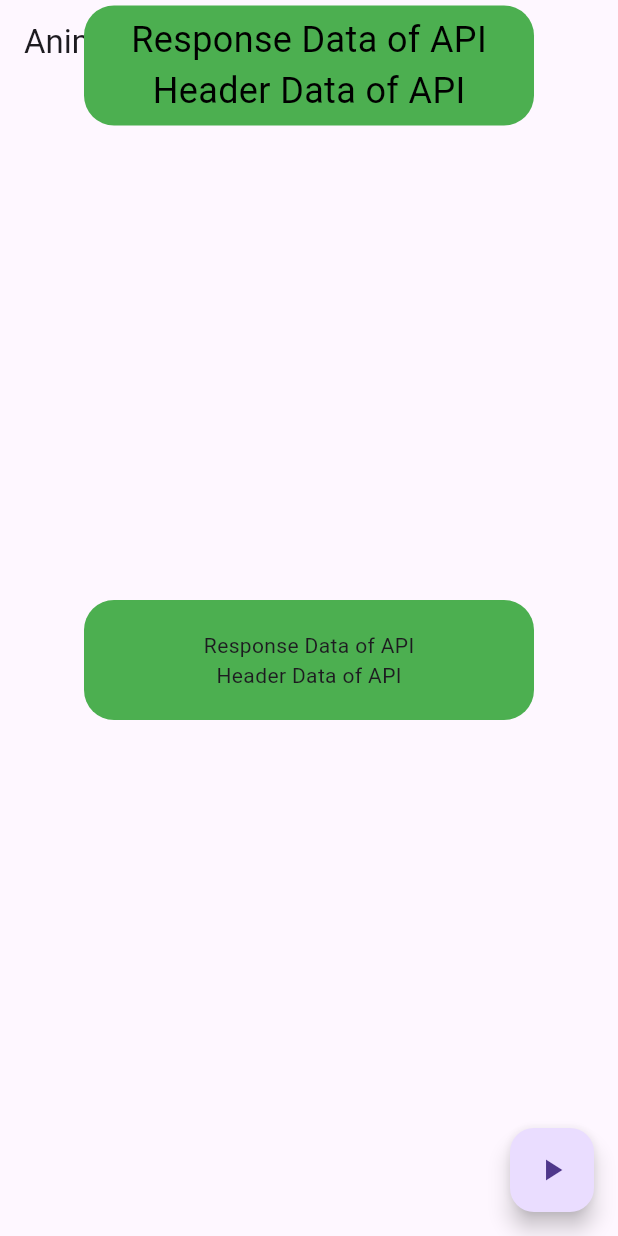
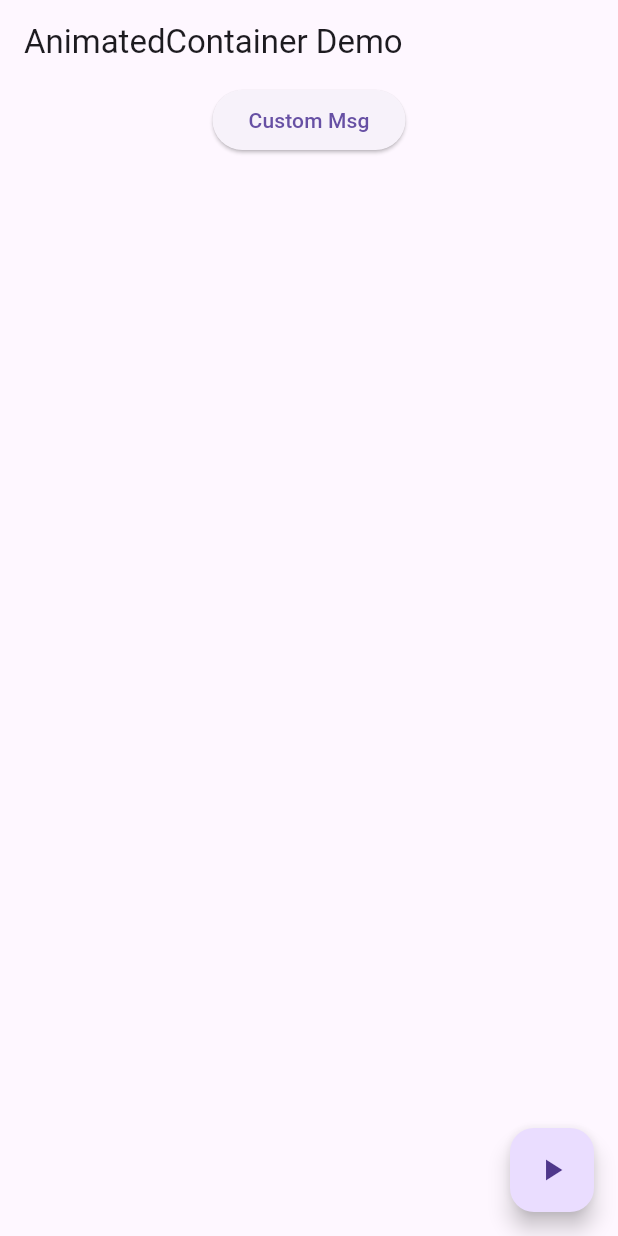
Before and after one commit to nikunjtst/animation_demo, a Flutter app: the screen it shows after launch, after a tap on the "play arrow" icon, on a phone screen of 412 x 824 dp. Run offline on Flutter 3.47's test engine with Material 3 defaults, Android fonts, the phone set to English and light mode, and no system bars; our stand-ins replace bot_toast, flutter_styled_toast.

```diff
--- a/lib/main.dart
+++ b/lib/main.dart
@@ -1,7 +1,8 @@
-import 'dart:math';
-import 'package:animation_demo/toast_list_tile.dart';
+import 'package:animation_demo/animated_container.dart';
+import 'package:animation_demo/tween_example.dart';
 import 'package:bot_toast/bot_toast.dart';
 import 'package:flutter/material.dart';
+import 'package:flutter_styled_toast/flutter_styled_toast.dart';
 
 void main() => runApp(const AnimatedContainerApp());
 
@@ -16,53 +17,58 @@ class _AnimatedContainerAppState extends State<AnimatedContainerApp> {
   @override
   Widget build(BuildContext context) {
     return MaterialApp(
-      builder: BotToastInit(),
-      navigatorObservers: [BotToastNavigatorObserver()],
+      navigatorObservers: [],
       home: Scaffold(
         appBar: AppBar(
           title: const Text('AnimatedContainer Demo'),
         ),
         body: Center(
-          child: ValueListenableBuilder(
-            valueListenable: ToastMsg.widthNotifier,
-            builder: (context, width, child) => ValueListenableBuilder(
-              valueListenable: ToastMsg.heightNotifier,
-              builder: (context, height, child) => AnimatedContainer(
-                width: ToastMsg.widthNotifier.value,
-                height: ToastMsg.heightNotifier.value,
-                decoration: BoxDecoration(
-                  color: ToastMsg.color,
-                  borderRadius: ToastMsg.borderRadius,
-                ),
-                duration: const Duration(seconds: 1),
-                curve: Curves.fastOutSlowIn,
-                child: ValueListenableBuilder(
-                  valueListenable: ToastMsg.textStyleNotifier,
-                  builder: (context, textStyle, child) => const Center(
-                    child: Column(
-                      mainAxisAlignment: MainAxisAlignment.center,
-                      children: [
-                        Text("Response Data of API"),
-                        Text("Header Data of API"),
-                      ],
-                    ),
-                  ),
-                ),
-              ),
-            ),
+          child: Column(
+            children: [
+              // ValueListenableBuilder(
+              //   valueListenable: ToastMsg.widthNotifier,
+              //   builder: (context, width, child) => ValueListenableBuilder(
+              //     valueListenable: ToastMsg.heightNotifier,
+              //     builder: (context, height, child) => AnimatedContainer(
+              //       width: ToastMsg.widthNotifier.value,
+              //       height: ToastMsg.heightNotifier.value,
+              //       decoration: BoxDecoration(
+              //         color: ToastMsg.color,
+              //         borderRadius: ToastMsg.borderRadius,
+              //       ),
+              //       duration: const Duration(seconds: 1),
+              //       curve: Curves.fastOutSlowIn,
+              //       child: ValueListenableBuilder(
+              //         valueListenable: ToastMsg.textStyleNotifier,
+              //         builder: (context, textStyle, child) => const Center(
+              //           child: Text("Response Data of API"),
+              //         ),
+              //       ),
+              //     ),
+              //   ),
+              // ),
+              ElevatedButton(
+                  onPressed: () {
+                    Navigator.push(
+                        context,
+                        MaterialPageRoute(
+                          builder: (context) => const TweenExample(),
+                        ));
+                  },
+                  child: const Text("Custom Msg"))
+            ],
           ),
         ),
         floatingActionButton: FloatingActionButton(
           onPressed: () {
-            // Update the ValueNotifier values
             ToastMsg.widthNotifier.value = 300;
             ToastMsg.heightNotifier.value = 80;
             ToastMsg.textStyleNotifier.value =
-            const TextStyle(fontSize: 24, color: Colors.black);
+                const TextStyle(fontSize: 24, color: Colors.black);
             ToastMsg.borderRadius = BorderRadius.circular(20);
 
             // Show the animated toast message
-            ToastMsg.showSuccess(message: 'Animation Success');
+            // ToastMsg.showSuccess(message: 'Animation Success');
           },
           child: const Icon(Icons.play_arrow),
         ),
@@ -75,7 +81,7 @@ class ToastMsg {
   static final ValueNotifier<double> widthNotifier = ValueNotifier(50);
   static final ValueNotifier<double> heightNotifier = ValueNotifier(50);
   static final ValueNotifier<TextStyle> textStyleNotifier =
-  ValueNotifier(const TextStyle(fontSize: 8, color: Colors.white));
+      ValueNotifier(const TextStyle(fontSize: 8, color: Colors.white));
   static Color color = Colors.green;
   static BorderRadiusGeometry borderRadius = BorderRadius.circular(8);
 
--- a/pubspec.yaml
+++ b/pubspec.yaml
@@ -36,6 +36,9 @@ dependencies:
   # Use with the CupertinoIcons class for iOS style icons.
   cupertino_icons: ^1.0.6
   bot_toast: ^4.1.3
+  fluttertoast: ^8.2.8
+  flutter_styled_toast: ^2.2.1
+  simple_animations: 5.0.0+3
 
 dev_dependencies:
   flutter_test:
```
Also changed, not shown: lib/animated_container.dart (+41 -0 lines), lib/tween_example.dart (added, +19 -0 lines), pubspec.lock, 4 other files.
